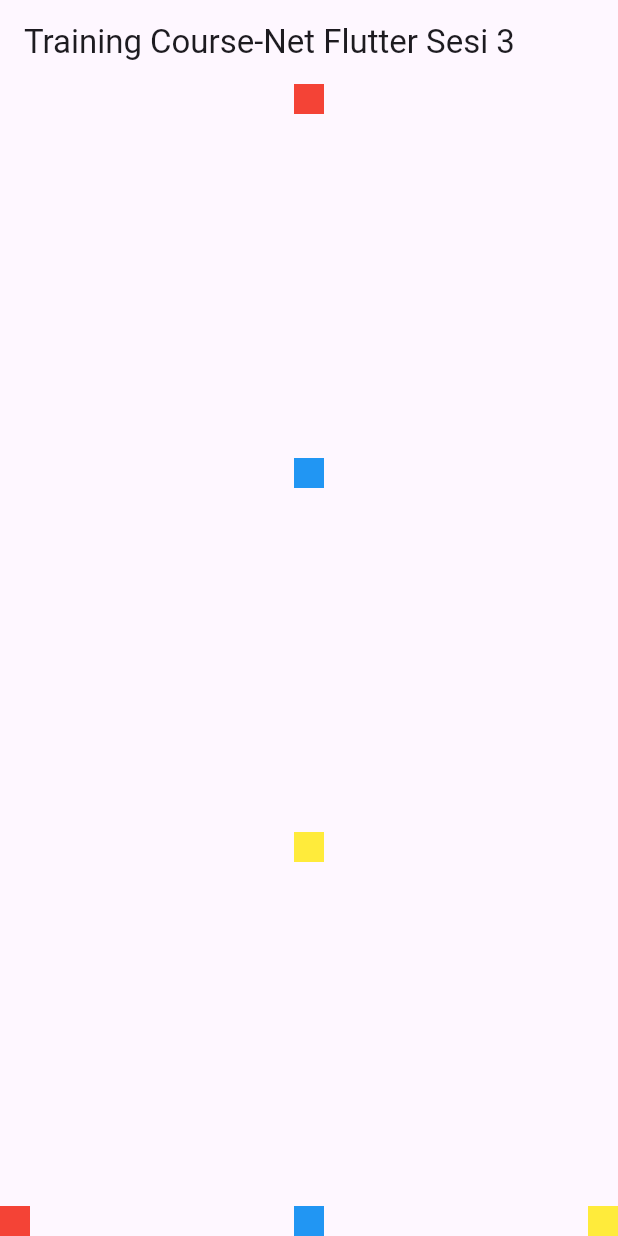
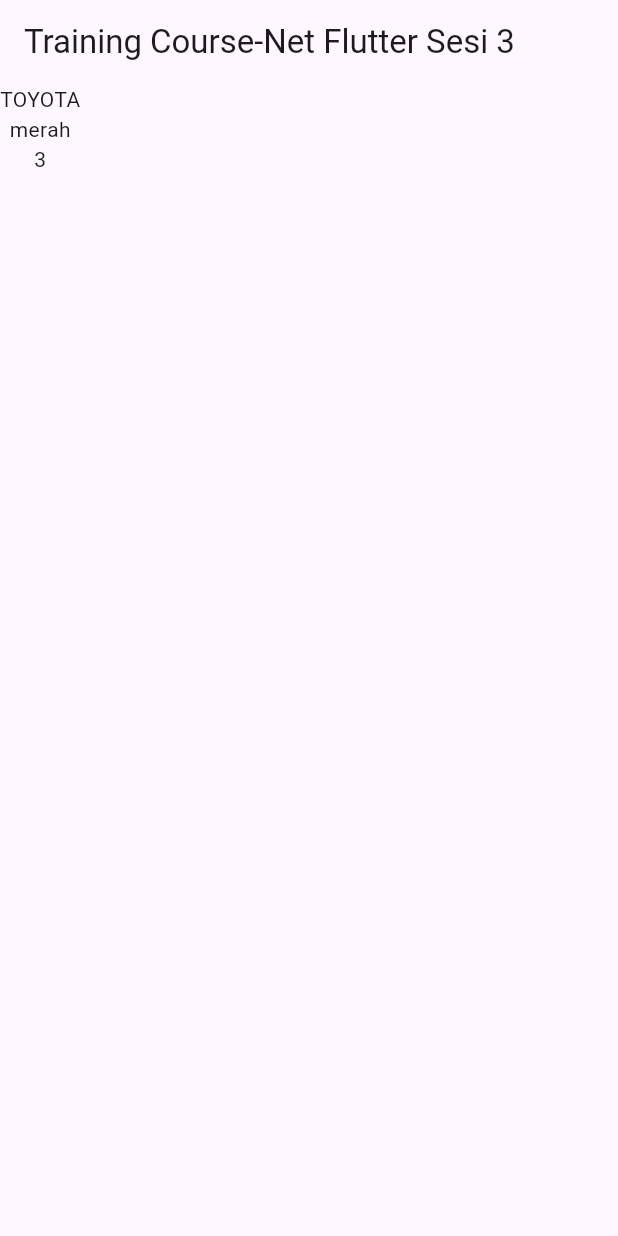
Before and after one commit to kawago2/coursenet_training, a Flutter app: the screen it shows after launch, on a phone screen of 412 x 824 dp. Run offline on Flutter 3.47's test engine with Material 2 defaults, Android fonts, the phone set to English and light mode, and no system bars.

Commit message:
menampilkan satuan dari list dan map

```diff
--- a/lib/sesi_tiga.dart
+++ b/lib/sesi_tiga.dart
@@ -14,53 +14,31 @@ class _MainPageState extends State<MainPage> {
   @override
   Widget build(BuildContext context) {
     double px = 20;
+    // Contoh List
+    List mobil = ["TOYOTA", "HONDA", "MAZDA"];
+    // Contoh Map<key,value>
+    Map<String, dynamic> TOYOTA = {
+      "warna": "merah",
+      "row": 3,
+      "harga": "400 juta",
+    };
+
+    List mobil_gabungan = [
+      {"merk": "TOYOTA", "harga": 100 * 1000000, "row": 3},
+      {"merk": "HONDA", "harga": 200 * 1000000, "row": 3},
+      {"merk": "MAZDA", "harga": 300 * 1000000, "row": 2},
+    ];
+
     return Scaffold(
       appBar: AppBar(
         title: Text(widget.title + " Sesi 3"),
       ),
-      body: Container(
-        width: double.infinity,
-        child: Column(
-          crossAxisAlignment: CrossAxisAlignment.center,
-          mainAxisAlignment: MainAxisAlignment.spaceBetween,
-          children: [
-            Container(
-              width: px,
-              height: px,
-              color: Colors.red,
-            ),
-            Container(
-              width: px,
-              height: px,
-              color: Colors.blue,
-            ),
-            Container(
-              width: px,
-              height: px,
-              color: Colors.yellow,
-            ),
-            Row(
-              mainAxisAlignment: MainAxisAlignment.spaceBetween,
-              children: [
-                Container(
-                  width: px,
-                  height: px,
-                  color: Colors.red,
-                ),
-                Container(
-                  width: px,
-                  height: px,
-                  color: Colors.blue,
-                ),
-                Container(
-                  width: px,
-                  height: px,
-                  color: Colors.yellow,
-                ),
-              ],
-            )
-          ],
-        ),
+      body: Column(
+        children: [
+          Text(mobil[0]),
+          Text(TOYOTA["warna"]),
+          Text("${mobil_gabungan[1]["row"]}"),
+        ],
       ),
     );
   }
```
